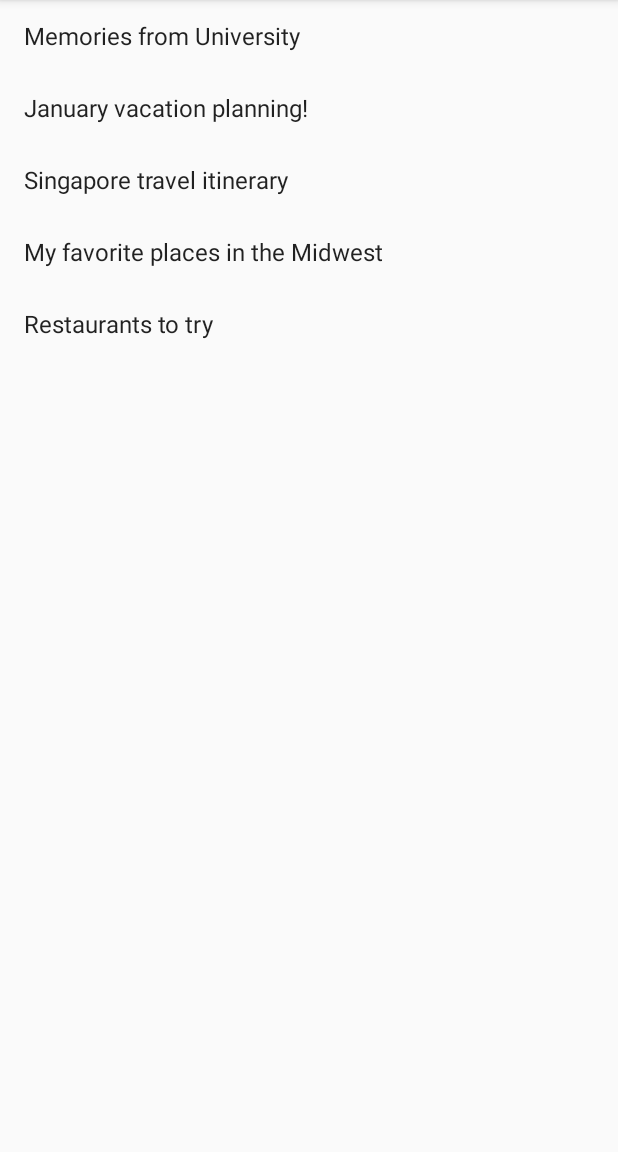
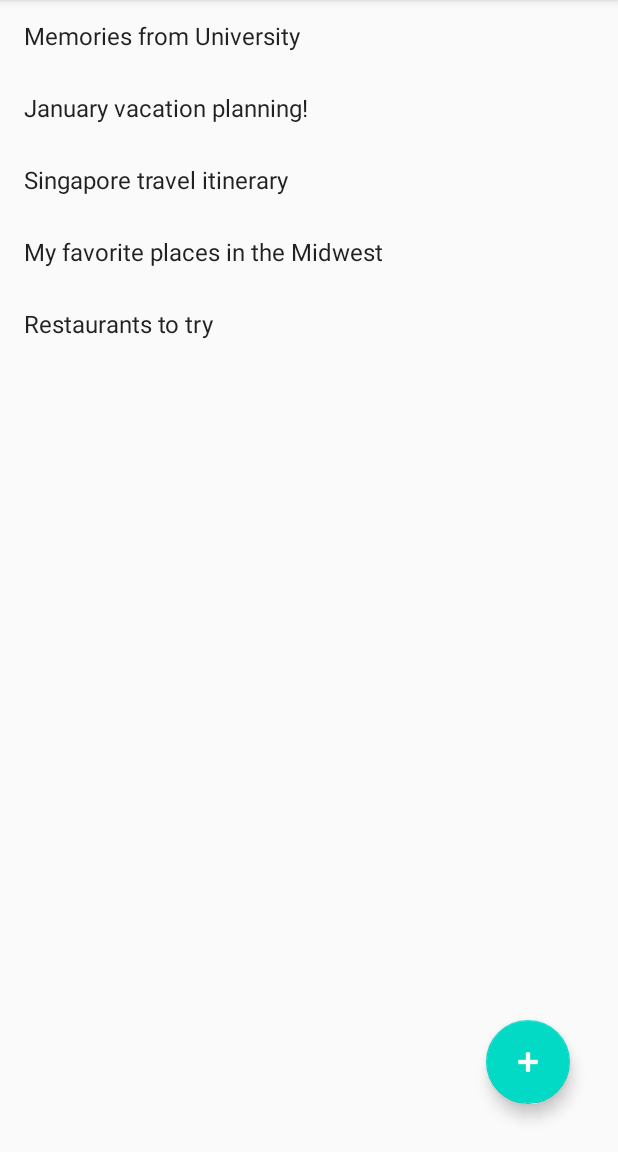
Before and after one commit to ejyang7/CS194A_MyMaps, an Android app: the screen it shows after launch (MainActivity), on a phone screen of 412 x 824 dp, the part 84-1236 px from its top. Run offline under Robolectric (Android 15) with nearby library versions, the phone set to English and light mode, and no system bars.

Commit message:
Added creating a new map (up to 1:03:00 from video)

```diff
--- a/app/build.gradle
+++ b/app/build.gradle
@@ -32,6 +32,7 @@ dependencies {
     implementation 'androidx.constraintlayout:constraintlayout:2.0.2'
     implementation 'androidx.recyclerview:recyclerview:1.1.0'
     implementation 'com.google.android.gms:play-services-maps:17.0.0'
+    implementation 'com.google.android.material:material:1.2.1'
     testImplementation 'junit:junit:4.12'
     androidTestImplementation 'androidx.test.ext:junit:1.1.2'
     androidTestImplementation 'androidx.test.espresso:espresso-core:3.3.0'
--- a/app/src/main/AndroidManifest.xml
+++ b/app/src/main/AndroidManifest.xml
@@ -30,8 +30,11 @@
             android:value="@string/google_maps_key" />
 
         <activity
+            android:name=".CreateMapsActivity"
+            android:label="@string/title_activity_create_maps"></activity>
+        <activity
             android:name=".DisplayMapActivity"
-            android:label="@string/title_activity_display_map"></activity>
+            android:label="@string/title_activity_display_map" />
         <activity android:name=".MainActivity">
             <intent-filter>
                 <action android:name="android.intent.action.MAIN" />
--- a/app/src/main/java/edu/stanford/ejyang/mymaps/MainActivity.kt
+++ b/app/src/main/java/edu/stanford/ejyang/mymaps/MainActivity.kt
@@ -1,5 +1,6 @@
 package edu.stanford.ejyang.mymaps
 
+import android.app.Activity
 import android.content.Intent
 import androidx.appcompat.app.AppCompatActivity
 import android.os.Bundle
@@ -10,7 +11,9 @@ import edu.stanford.ejyang.mymaps.models.UserMap
 import kotlinx.android.synthetic.main.activity_main.*
 
 const val EXTRA_USER_MAP = "EXTRA_USER_MAP"
+const val EXTRA_MAP_TITLE = "EXTRA_MAP_TITLE"
 private const val TAG = "MainActivity"
+private const val REQUEST_CODE = 1234
 class MainActivity : AppCompatActivity() {
     override fun onCreate(savedInstanceState: Bundle?) {
         super.onCreate(savedInstanceState)
@@ -31,7 +34,19 @@ class MainActivity : AppCompatActivity() {
 
         })
 
+        fabCreateMap.setOnClickListener{
+            Log.i(TAG, "Tap on FAB")
+            val intent = Intent(this@MainActivity, CreateMapsActivity::class.java)
+            intent.putExtra(EXTRA_MAP_TITLE, "new map name")
+            startActivityForResult(intent, REQUEST_CODE)
+        }
+    }
 
+    override fun onActivityResult(requestCode: Int, resultCode: Int, data: Intent?) {
+        if (requestCode == REQUEST_CODE && resultCode == Activity.RESULT_OK){
+            //get new map data from the data
+        }
+        super.onActivityResult(requestCode, resultCode, data)
     }
 
     private fun generateSampleData(): List<UserMap> {
--- a/app/src/main/res/layout/activity_main.xml
+++ b/app/src/main/res/layout/activity_main.xml
@@ -12,4 +12,16 @@
         android:layout_height="match_parent"
         tools:layout_editor_absoluteX="1dp"
         tools:layout_editor_absoluteY="1dp" />
+
+    <com.google.android.material.floatingactionbutton.FloatingActionButton
+        android:id="@+id/fabCreateMap"
+        android:layout_width="wrap_content"
+        android:layout_height="wrap_content"
+        android:layout_marginEnd="32dp"
+        android:layout_marginBottom="32dp"
+        android:clickable="true"
+        android:tint="@android:color/white"
+        app:layout_constraintBottom_toBottomOf="parent"
+        app:layout_constraintEnd_toEndOf="parent"
+        app:srcCompat="@android:drawable/ic_input_add" />
 </androidx.constraintlayout.widget.ConstraintLayout>
--- a/app/src/main/res/values/strings.xml
+++ b/app/src/main/res/values/strings.xml
@@ -1,4 +1,5 @@
 <resources>
     <string name="app_name">My Maps</string>
     <string name="title_activity_display_map">Map</string>
+    <string name="title_activity_create_maps">Map</string>
 </resources>
```
Also changed, not shown: app/src/main/java/edu/stanford/ejyang/mymaps/CreateMapsActivity.kt (added, +98 -0 lines), app/src/main/res/layout/activity_create_maps.xml (added, +9 -0 lines), app/src/main/res/layout/dialog_create_place.xml (added, +25 -0 lines).
